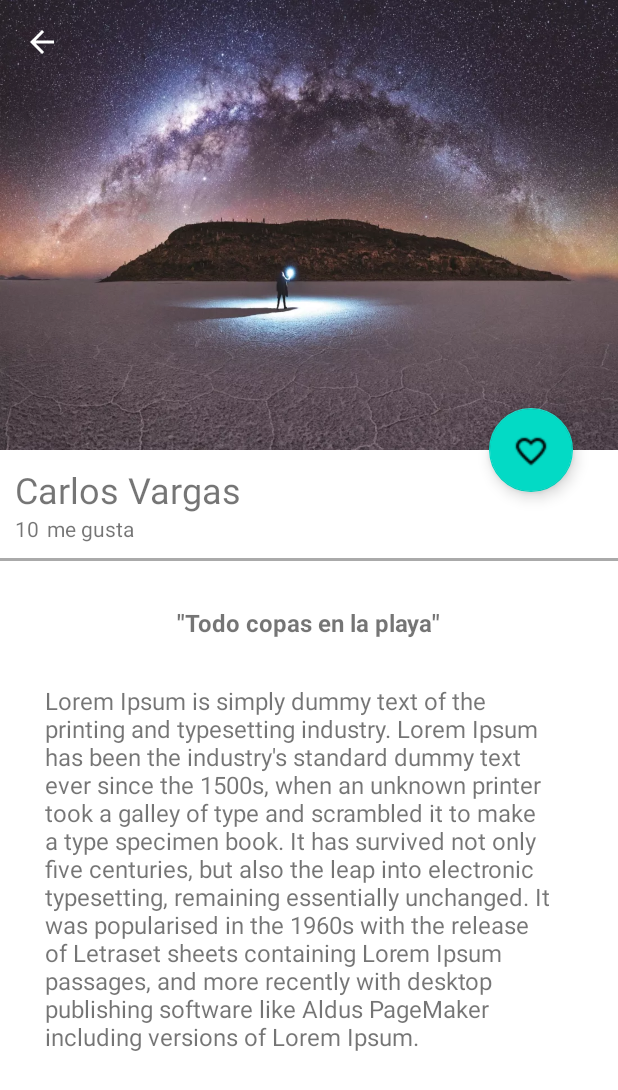
After one commit to AndresMC20/INFOGRAM, an Android app: the ImageDetailActivity screen opened directly, with no data from a screen before it, on a phone screen of 412 x 824 dp. The commit adds this screen. Shown: the top 1090 px of the screen. Run offline under Robolectric (Android 15) with nearby library versions, the phone set to English and light mode, and no system bars.

Commit message:
AGREGANDO CONTENIDO A -YO- COLLAPSINGTOLBARLAYOUT

```diff
--- a/app/src/main/AndroidManifest.xml
+++ b/app/src/main/AndroidManifest.xml
@@ -3,7 +3,7 @@
     xmlns:tools="http://schemas.android.com/tools"
     package="com.aplicacion.infogram">
 
-    <uses-permission android:name="android.permission.INTERNET"></uses-permission>
+    <uses-permission android:name="android.permission.INTERNET" />
 
     <application
         android:allowBackup="true"
@@ -15,6 +15,7 @@
         android:supportsRtl="true"
         android:theme="@style/Theme.INFOGRAM"
         tools:targetApi="31">
+
         <activity
             android:name=".view.ContainerActivity"
             android:exported="false" />
@@ -34,6 +35,16 @@
                 android:name="android.support.PARENT_ACTIVITY"
                 android:value=".LoginActivity" />
         </activity>
+
+        <activity
+            android:name=".view.ImageDetailActivity"
+            android:exported="false"
+            android:parentActivityName=".view.ContainerActivity">
+            <meta-data
+                android:name="android.support.PARENT_ACTIVITY"
+                android:value=".view.ContainerActivity" />
+        </activity>
+
     </application>
 
 </manifest>
--- a/app/src/main/java/com/aplicacion/infogram/adapter/CardViewAdapter.java
+++ b/app/src/main/java/com/aplicacion/infogram/adapter/CardViewAdapter.java
@@ -1,6 +1,7 @@
 package com.aplicacion.infogram.adapter;
 
 import android.app.Activity;
+import android.content.Intent;
 import android.view.LayoutInflater;
 import android.view.View;
 import android.view.ViewGroup;
@@ -12,11 +13,10 @@ import androidx.recyclerview.widget.RecyclerView;
 
 import com.aplicacion.infogram.R;
 import com.aplicacion.infogram.model.Image;
+import com.aplicacion.infogram.view.ImageDetailActivity;
 import com.squareup.picasso.Picasso;
 
 import java.util.ArrayList;
-import java.util.Arrays;
-import java.util.List;
 
 public class CardViewAdapter extends RecyclerView.Adapter<CardViewAdapter.CardViewHolder> {
 
@@ -49,6 +49,16 @@ public class CardViewAdapter extends RecyclerView.Adapter<CardViewAdapter.CardVi
         holder.usernameCardView.setText(image.getUsername());
         holder.cantidadDiasCardView.setText(image.getCantidadDias());
         holder.cantidadMeGustaCardView.setText(image.getCantidadMeGusta());
+
+        //onclicklistener
+        holder.imageCardView.setOnClickListener(new View.OnClickListener() {
+            @Override
+            public void onClick(View view) {
+                Intent intent = new Intent(activity, ImageDetailActivity.class);
+                activity.startActivity(intent);
+            }
+        });
+
     }
 
     @Override
--- /dev/null
+++ b/app/src/main/java/com/aplicacion/infogram/view/ImageDetailActivity.java
@@ -0,0 +1,27 @@
+package com.aplicacion.infogram.view;
+
+import androidx.appcompat.app.AppCompatActivity;
+import androidx.appcompat.widget.Toolbar;
+
+import android.os.Bundle;
+
+import com.aplicacion.infogram.R;
+
+public class ImageDetailActivity extends AppCompatActivity {
+
+    @Override
+    protected void onCreate(Bundle savedInstanceState) {
+        super.onCreate(savedInstanceState);
+        setContentView(R.layout.activity_image_detail);
+
+        showToolBar("", true);
+    }
+
+    public void showToolBar(String titulo, boolean botonSubir){
+        Toolbar toolbar = findViewById(R.id.toolbar_image_datail);
+        setSupportActionBar(toolbar);
+
+        getSupportActionBar().setTitle(titulo);
+        getSupportActionBar().setDisplayHomeAsUpEnabled(botonSubir);
+    }
+}
--- /dev/null
+++ b/app/src/main/res/layout/activity_image_detail.xml
@@ -0,0 +1,143 @@
+<?xml version="1.0" encoding="utf-8"?>
+<androidx.coordinatorlayout.widget.CoordinatorLayout xmlns:android="http://schemas.android.com/apk/res/android"
+    xmlns:app="http://schemas.android.com/apk/res-auto"
+    xmlns:tools="http://schemas.android.com/tools"
+    android:layout_width="match_parent"
+    android:layout_height="match_parent"
+    tools:context=".view.ImageDetailActivity">
+
+    <com.google.android.material.appbar.AppBarLayout
+        android:id="@+id/appbar_image_datail"
+        android:layout_width="match_parent"
+        android:layout_height="@dimen/height_image_detail"
+        android:theme="@style/Theme.INFOGRAM.AppBarOverlay">
+
+        <com.google.android.material.appbar.CollapsingToolbarLayout
+            android:id="@+id/collapsing_toolbar_image_detail"
+            android:layout_width="match_parent"
+            android:layout_height="match_parent"
+            app:layout_scrollFlags="scroll|exitUntilCollapsed"
+            app:contentScrim="@color/colorPrimary">
+
+            <ImageView
+                android:id="@+id/image_image_detail"
+                android:layout_width="match_parent"
+                android:layout_height="match_parent"
+                android:scaleType="centerCrop"
+                android:background="@drawable/uyuni"
+                app:layout_collapseMode="parallax">
+
+            </ImageView>
+
+
+            <androidx.appcompat.widget.Toolbar
+                android:id="@+id/toolbar_image_datail"
+                android:layout_width="match_parent"
+                android:layout_height="?attr/actionBarSize"
+                app:popupTheme="@style/Theme.INFOGRAM.PopupOverlay"
+                app:layout_collapseMode="pin">
+
+            </androidx.appcompat.widget.Toolbar>
+
+        </com.google.android.material.appbar.CollapsingToolbarLayout>
+
+    </com.google.android.material.appbar.AppBarLayout>
+
+    <androidx.core.widget.NestedScrollView
+        android:layout_width="match_parent"
+        android:layout_height="match_parent"
+        app:layout_behavior="com.google.android.material.appbar.AppBarLayout$ScrollingViewBehavior">
+
+        <LinearLayout
+            android:layout_width="match_parent"
+            android:layout_height="match_parent"
+            android:orientation="vertical">
+
+            <TextView
+                android:id="@+id/username_image_detail"
+                android:layout_width="match_parent"
+                android:layout_height="wrap_content"
+                android:textSize="@dimen/textSize_username_image_datail"
+                android:text="@string/carlos_vargas_cardview"
+                android:layout_marginTop="@dimen/marginTop_image_datail"
+                android:paddingLeft="@dimen/padding_card"
+                android:paddingRight="@dimen/padding_card">
+
+            </TextView>
+
+            <LinearLayout
+                android:layout_width="match_parent"
+                android:layout_height="wrap_content"
+                android:orientation="horizontal"
+                android:paddingBottom="@dimen/padding_card"
+                android:paddingLeft="@dimen/padding_card"
+                android:paddingRight="@dimen/padding_card">
+
+                <TextView
+                    android:layout_width="wrap_content"
+                    android:layout_height="wrap_content"
+                    android:textSize="@dimen/textSize_megusta_image_detail"
+                    android:text="@string/text_cantidad_megusta_image_datail">
+
+                </TextView>
+
+                <TextView
+                    android:layout_width="wrap_content"
+                    android:layout_height="wrap_content"
+                    android:textSize="@dimen/textSize_megusta_image_detail"
+                    android:layout_marginLeft="@dimen/marginLeft_megusta_image_detail"
+                    android:text="@string/text_megusta_image_detail">
+
+                </TextView>
+
+            </LinearLayout>
+
+            <View
+                android:layout_width="match_parent"
+                android:layout_height="@dimen/heigth_divider_image_datail"
+                android:background="@android:color/darker_gray">
+
+            </View>
+
+            <TextView
+                android:id="@+id/title_image_datail"
+                android:layout_width="wrap_content"
+                android:layout_height="wrap_content"
+                android:textSize="@dimen/textSize_title_image_detail"
+                android:text="@string/text_title_image_datail"
+                android:textStyle="bold"
+                android:paddingTop="@dimen/paddingTop_image_datail"
+                android:layout_gravity="center_horizontal">
+
+            </TextView>
+
+            <TextView
+                android:id="@+id/content_image_datail"
+                android:layout_width="wrap_content"
+                android:layout_height="wrap_content"
+                android:textSize="@dimen/textSize_title_image_detail"
+                android:text="@string/text_content_image_datail"
+                android:paddingTop="@dimen/paddingTop_image_datail"
+                android:paddingLeft="@dimen/paddingTop_image_datail"
+                android:paddingRight="@dimen/paddingTop_image_datail"
+                android:layout_gravity="center_horizontal">
+
+            </TextView>
+
+        </LinearLayout>
+
+    </androidx.core.widget.NestedScrollView>
+
+    <com.google.android.material.floatingactionbutton.FloatingActionButton
+        android:id="@+id/fab_image_datail"
+        android:layout_width="wrap_content"
+        android:layout_height="wrap_content"
+        android:src="@drawable/heart"
+        app:layout_anchor="@id/image_image_detail"
+        app:layout_anchorGravity="bottom|end"
+        android:layout_marginEnd="@dimen/marginEnd_fab_image_datail">
+
+    </com.google.android.material.floatingactionbutton.FloatingActionButton>
+
+
+</androidx.coordinatorlayout.widget.CoordinatorLayout>
--- a/app/src/main/res/values/dimens.xml
+++ b/app/src/main/res/values/dimens.xml
@@ -14,6 +14,15 @@
     <dimen name="marginTop_cardview">20dp</dimen>
     <dimen name="margin_bottom_fab">50dp</dimen>
     <dimen name="padding_card">10dp</dimen>
+    <dimen name="height_image_detail">300dp</dimen>
+    <dimen name="textSize_username_image_datail">24sp</dimen>
+    <dimen name="marginTop_image_datail">10dp</dimen>
+    <dimen name="textSize_megusta_image_detail">14dp</dimen>
+    <dimen name="marginLeft_megusta_image_detail">5dp</dimen>
+    <dimen name="heigth_divider_image_datail">2dp</dimen>
+    <dimen name="textSize_title_image_detail">16sp</dimen>
+    <dimen name="paddingTop_image_datail">30dp</dimen>
+    <dimen name="marginEnd_fab_image_datail">30dp</dimen>
 
 
 </resources>
--- a/app/src/main/res/values/strings.xml
+++ b/app/src/main/res/values/strings.xml
@@ -22,4 +22,8 @@
     <!-- TODO: Remove or change this placeholder text -->
     <string name="hello_blank_fragment">Hello blank fragment</string>
     <string name="title_home_fragment">Home</string>
+    <string name="text_megusta_image_detail">me gusta</string>
+    <string name="text_cantidad_megusta_image_datail">10</string>
+    <string name="text_title_image_datail">\"Todo copas en la playa\"</string>
+    <string name="text_content_image_datail">Lorem Ipsum is simply dummy text of the printing and typesetting industry. Lorem Ipsum has been the industry\'s standard dummy text ever since the 1500s, when an unknown printer took a galley of type and scrambled it to make a type specimen book. It has survived not only five centuries, but also the leap into electronic typesetting, remaining essentially unchanged. It was popularised in the 1960s with the release of Letraset sheets containing Lorem Ipsum passages, and more recently with desktop publishing software like Aldus PageMaker including versions of Lorem Ipsum.</string>
 </resources>
```
Also changed, not shown: 1 other file.
